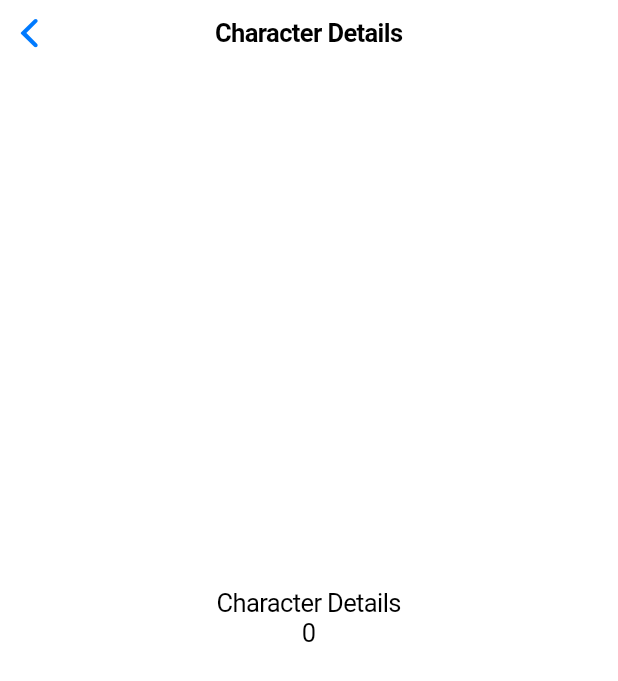
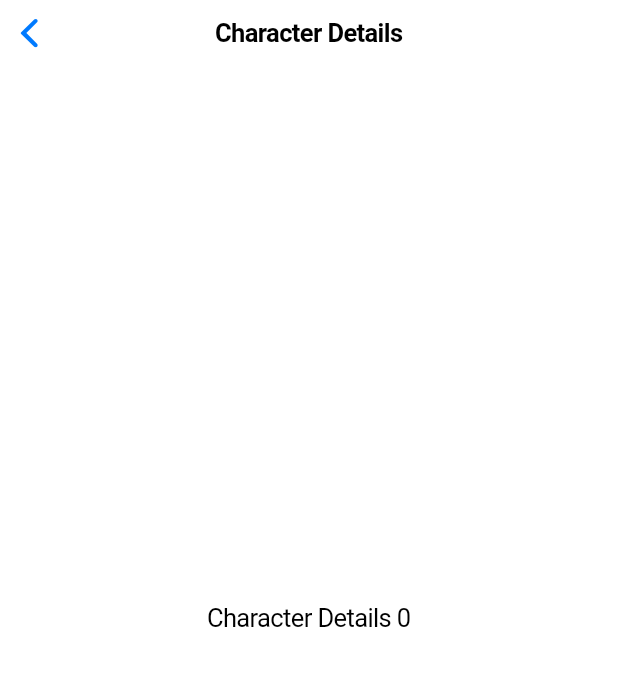
Before and after one commit to arthurducept/Rick-and-Morty, a Flutter app: the CharacterDetails screen opened directly with empty values, on a phone screen of 412 x 824 dp. Shown: the top 681 px of the screen. Run offline on Flutter 3.47's test engine with Material 2 defaults, Android fonts, the phone set to English and light mode, and no system bars; our stand-ins replace flutter_dotenv, graphql_flutter; network calls fail.

```diff
--- a/lib/views/character_details.dart
+++ b/lib/views/character_details.dart
@@ -21,8 +21,14 @@ class CharacterDetails extends StatelessWidget {
           child: Column(
               mainAxisAlignment: MainAxisAlignment.center,
               children: <Widget>[
-                const Text('Character Details'),
-                Text(characterId.toString()),
+                Text('Character Details $characterId',
+                    style: TextStyle(
+                      color: CupertinoDynamicColor.resolve(
+                        CupertinoColors
+                            .label, // Couleur de texte en mode sombre
+                        context,
+                      ),
+                    )),
               ]),
         ));
   }
```
Also changed, not shown: lib/components/characters_card.dart (+27 -29 lines).
